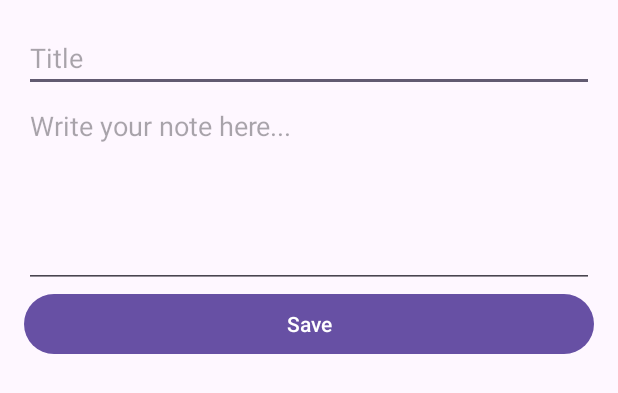
After one commit to Surajgholase/Personal-Notes-App, an Android app: the layout activity_add_note.xml on its own in the app's theme, with its tools: preview values and no code run, on a phone screen of 412 x 824 dp. The commit adds this screen. Shown: the top 393 px of the screen. Run offline under Robolectric (Android 15) with nearby library versions, the phone set to English and light mode, and no system bars.

Commit message:
write a all java and xml file

```diff
--- /dev/null
+++ b/app/src/main/res/layout/activity_add_note.xml
@@ -0,0 +1,27 @@
+<?xml version="1.0" encoding="utf-8"?>
+<LinearLayout xmlns:android="http://schemas.android.com/apk/res/android"
+    android:orientation="vertical"
+    android:padding="16dp"
+    android:layout_width="match_parent"
+    android:layout_height="match_parent">
+
+    <EditText
+        android:id="@+id/editTitle"
+        android:hint="Title"
+        android:layout_width="match_parent"
+        android:layout_height="wrap_content"/>
+
+    <EditText
+        android:id="@+id/editContent"
+        android:hint="Write your note here..."
+        android:layout_width="match_parent"
+        android:layout_height="wrap_content"
+        android:gravity="top"
+        android:minLines="5"/>
+
+    <Button
+        android:id="@+id/btnSave"
+        android:text="Save"
+        android:layout_width="match_parent"
+        android:layout_height="wrap_content"/>
+</LinearLayout>
--- a/app/src/main/res/values/colors.xml
+++ b/app/src/main/res/values/colors.xml
@@ -1,5 +1,6 @@
 <?xml version="1.0" encoding="utf-8"?>
 <resources>
-    <color name="black">#FF000000</color>
-    <color name="white">#FFFFFFFF</color>
+    <color name="black">#131313</color>
+    <color name="white">#FFFFFF</color>
+    <color name="cream">#F8F4EE</color>
 </resources>
```
Also changed, not shown: app/src/main/java/com/example/personalnotes/AddNoteActivity.java (added, +40 -0 lines), app/src/main/java/com/example/personalnotes/DatabaseHelper.java (added, +31 -0 lines), app/src/main/java/com/example/personalnotes/MainActivity.java (+36 -11 lines), app/src/main/java/com/example/personalnotes/NoteDAO.java (added, +40 -0 lines), app/src/main/res/layout/activity_folders.xml (added, +34 -0 lines), app/src/main/res/layout/activity_main.xml (+16 -14 lines), app/src/main/res/layout/activity_notes.xml (added, +34 -0 lines).
